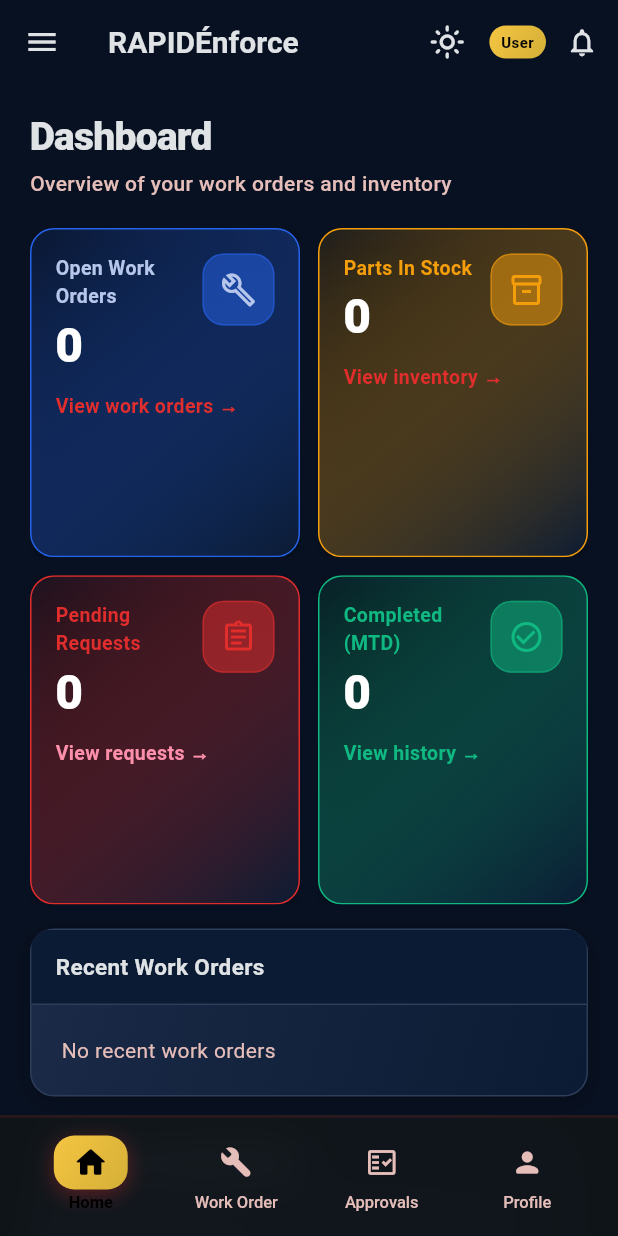
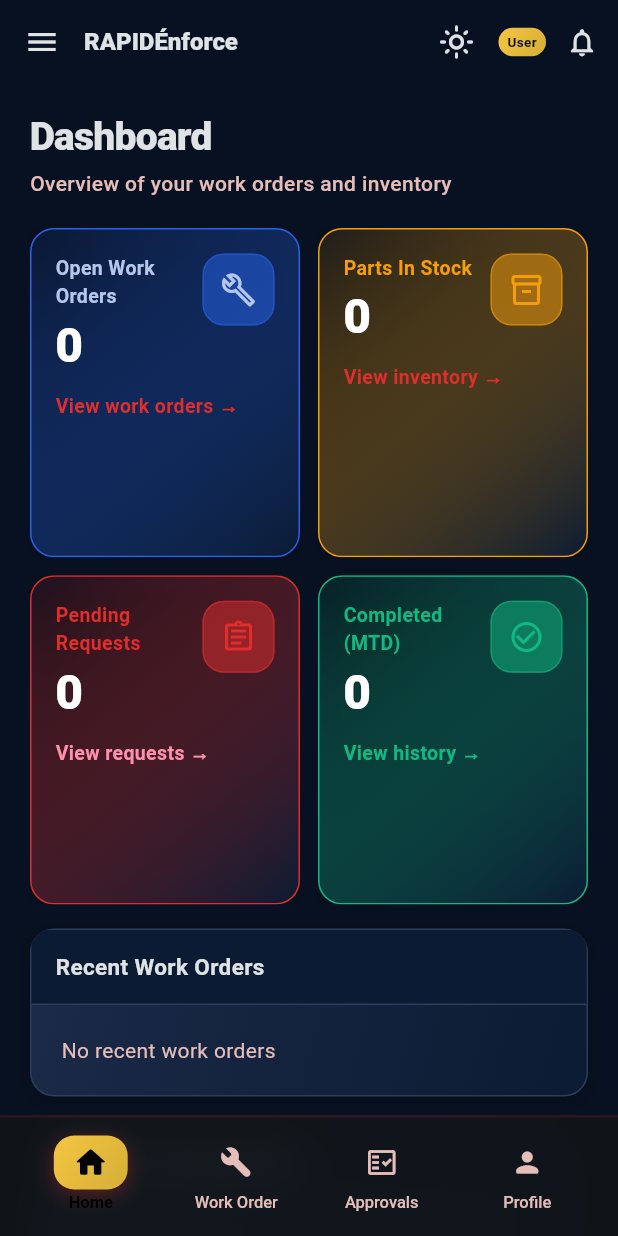
Before and after one commit to anjaneyulu1034/Rapide_nforce, a Flutter app: the AppHeaderActions widget shown alone on an empty page, opened directly with empty values, after a tap on the "dark mode" icon, on a phone screen of 412 x 824 dp. Run offline on Flutter 3.47's test engine with Material 3 defaults, Android fonts, the light colour scheme and no system bars; our stand-ins replace dio, file_picker, flutter_svg, open_filex, pdf, printing and 2 more; accounts and stored records are empty; network calls fail.

Commit message:
Optimize AppBar titleSpacing and compact action elements to prevent RAPIDÉnforce title truncation

```diff
--- a/lib/ui/app_shell.dart
+++ b/lib/ui/app_shell.dart
@@ -303,11 +303,12 @@
       extendBody: true,
       appBar: AppBar(
         centerTitle: false,
+        titleSpacing: 0,
         title: const Text(
           'RAPIDÉnforce',
           style: TextStyle(
-            fontWeight: FontWeight.w700,
-            fontSize: 20,
+            fontWeight: FontWeight.w800,
+            fontSize: 16,
           ),
         ),
 
--- a/lib/ui/widgets/app_header_actions.dart
+++ b/lib/ui/widgets/app_header_actions.dart
@@ -75,16 +75,16 @@
           ),
         const SizedBox(width: 4),
         Container(
-          padding: const EdgeInsets.symmetric(horizontal: 8, vertical: 4),
-          constraints: const BoxConstraints(maxWidth: 96),
+          padding: const EdgeInsets.symmetric(horizontal: 6, vertical: 3),
+          constraints: const BoxConstraints(maxWidth: 84),
           decoration: BoxDecoration(
             gradient: AppGradients.goldAccent,
-            borderRadius: BorderRadius.circular(12),
+            borderRadius: BorderRadius.circular(10),
           ),
           child: Text(
             displayRole,
             style: const TextStyle(
-              fontSize: 10,
+              fontSize: 9,
               fontWeight: FontWeight.w700,
               color: AppColors.black,
             ),
```
